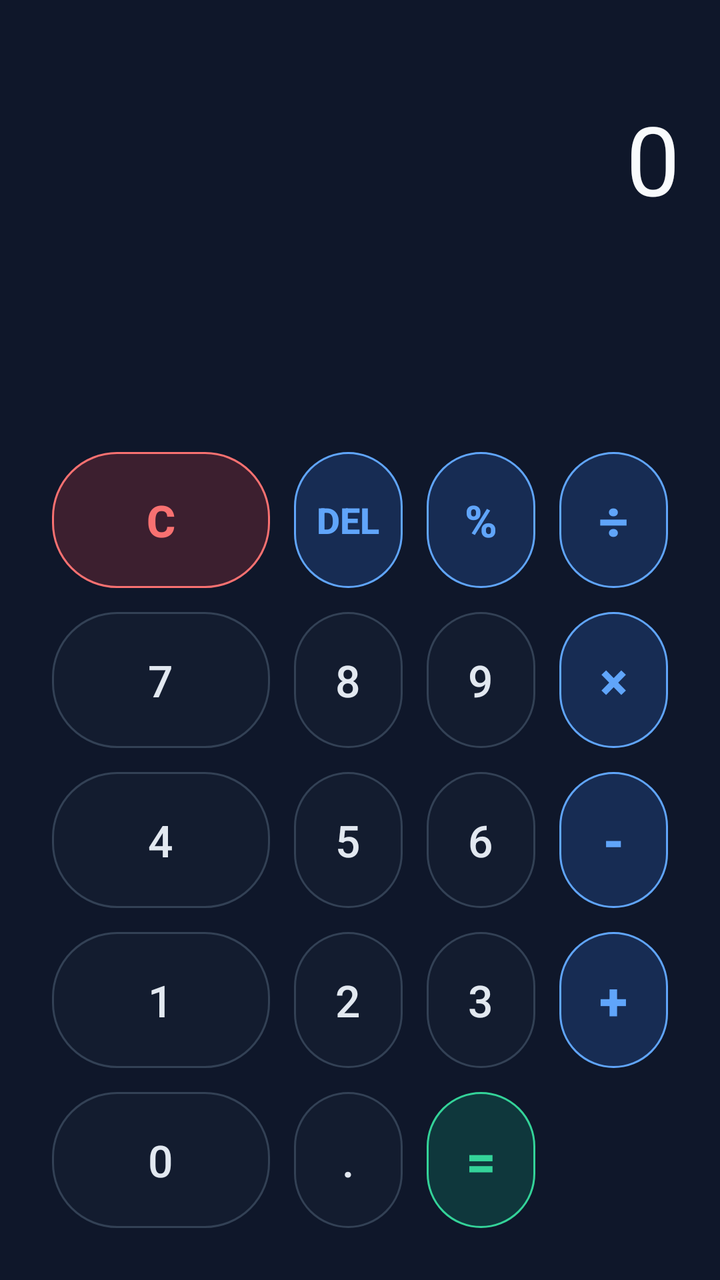
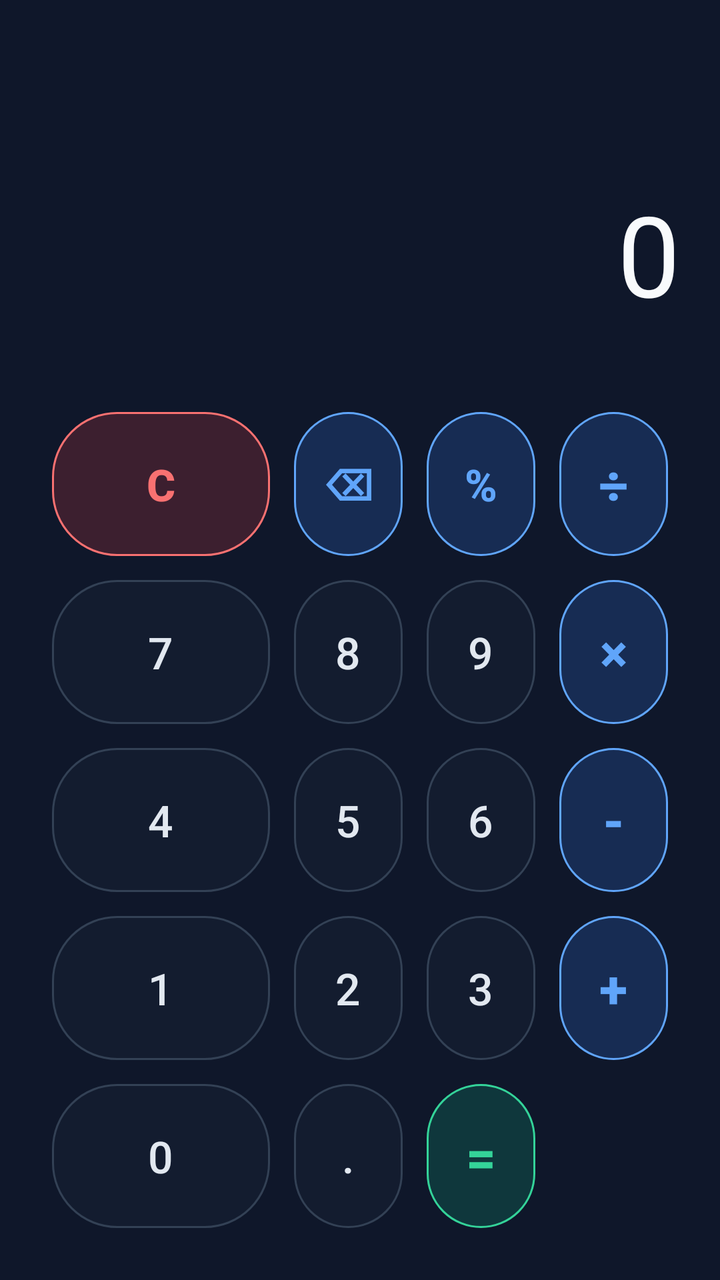

An Android layout rendered at two revisions. The XML below is the earlier revision; the diff shows what the commit changed to produce the second picture.
<!-- AndroidManifest.xml: application theme Theme.AppCompat.Light.NoActionBar -->
<!-- res/layout/activity_main.xml -->
<?xml version="1.0" encoding="utf-8"?>
<LinearLayout xmlns:android="http://schemas.android.com/apk/res/android"
    android:layout_width="match_parent"
    android:layout_height="match_parent"
    android:orientation="vertical"
    android:background="#0f172a"
    android:padding="20dp"
    android:gravity="bottom">

    <LinearLayout
        android:layout_width="match_parent"
        android:layout_height="wrap_content"
        android:orientation="vertical"
        android:gravity="end"
        android:layout_weight="1"
        android:paddingBottom="16dp">

        <TextView
            android:id="@+id/tvHistory"
            android:layout_width="match_parent"
            android:layout_height="wrap_content"
            android:gravity="end"
            android:textColor="#64748b"
            android:textSize="20sp"
            android:maxLines="1" />

        <TextView
            android:id="@+id/tvResult"
            android:layout_width="match_parent"
            android:layout_height="wrap_content"
            android:gravity="end"
            android:textColor="#f8fafc"
            android:textSize="48sp"
            android:text="0"
            android:maxLines="1"
            android:ellipsize="start" />
    </LinearLayout>

    <GridLayout
        android:layout_width="match_parent"
        android:layout_height="wrap_content"
        android:columnCount="4"
        android:rowCount="5"
        android:alignmentMode="alignMargins"
        android:columnOrderPreserved="false">

        <Button android:id="@+id/btnC" android:text="C" style="@style/Widget.AppCompat.Button.Borderless" android:layout_width="0dp" android:layout_height="68dp" android:layout_columnWeight="1" android:layout_rowWeight="1" android:layout_margin="6dp" android:background="@drawable/rounded_clear" android:textColor="#f87171" android:textSize="22sp" android:textStyle="bold"/>
        <Button android:id="@+id/btnDel" android:text="DEL" style="@style/Widget.AppCompat.Button.Borderless" android:layout_width="0dp" android:layout_height="68dp" android:layout_columnWeight="1" android:layout_rowWeight="1" android:layout_margin="6dp" android:background="@drawable/rounded_operator" android:textColor="#60a5fa" android:textSize="18sp" android:textStyle="bold"/>
        <Button android:id="@+id/btnMod" android:text="%" style="@style/Widget.AppCompat.Button.Borderless" android:layout_width="0dp" android:layout_height="68dp" android:layout_columnWeight="1" android:layout_rowWeight="1" android:layout_margin="6dp" android:background="@drawable/rounded_operator" android:textColor="#60a5fa" android:textSize="22sp" android:textStyle="bold"/>
        <Button android:id="@+id/btnDiv" android:text="÷" style="@style/Widget.AppCompat.Button.Borderless" android:layout_width="0dp" android:layout_height="68dp" android:layout_columnWeight="1" android:layout_rowWeight="1" android:layout_margin="6dp" android:background="@drawable/rounded_operator" android:textColor="#60a5fa" android:textSize="26sp" android:textStyle="bold"/>

        <Button android:id="@+id/btn7" android:text="7" style="@style/Widget.AppCompat.Button.Borderless" android:layout_width="0dp" android:layout_height="68dp" android:layout_columnWeight="1" android:layout_rowWeight="1" android:layout_margin="6dp" android:background="@drawable/rounded_button" android:textColor="#e2e8f0" android:textSize="22sp"/>
        <Button android:id="@+id/btn8" android:text="8" style="@style/Widget.AppCompat.Button.Borderless" android:layout_width="0dp" android:layout_height="68dp" android:layout_columnWeight="1" android:layout_rowWeight="1" android:layout_margin="6dp" android:background="@drawable/rounded_button" android:textColor="#e2e8f0" android:textSize="22sp"/>
        <Button android:id="@+id/btn9" android:text="9" style="@style/Widget.AppCompat.Button.Borderless" android:layout_width="0dp" android:layout_height="68dp" android:layout_columnWeight="1" android:layout_rowWeight="1" android:layout_margin="6dp" android:background="@drawable/rounded_button" android:textColor="#e2e8f0" android:textSize="22sp"/>
        <Button android:id="@+id/btnMul" android:text="×" style="@style/Widget.AppCompat.Button.Borderless" android:layout_width="0dp" android:layout_height="68dp" android:layout_columnWeight="1" android:layout_rowWeight="1" android:layout_margin="6dp" android:background="@drawable/rounded_operator" android:textColor="#60a5fa" android:textSize="26sp" android:textStyle="bold"/>

        <Button android:id="@+id/btn4" android:text="4" style="@style/Widget.AppCompat.Button.Borderless" android:layout_width="0dp" android:layout_height="68dp" android:layout_columnWeight="1" android:layout_rowWeight="1" android:layout_margin="6dp" android:background="@drawable/rounded_button" android:textColor="#e2e8f0" android:textSize="22sp"/>
        <Button android:id="@+id/btn5" android:text="5" style="@style/Widget.AppCompat.Button.Borderless" android:layout_width="0dp" android:layout_height="68dp" android:layout_columnWeight="1" android:layout_rowWeight="1" android:layout_margin="6dp" android:background="@drawable/rounded_button" android:textColor="#e2e8f0" android:textSize="22sp"/>
        <Button android:id="@+id/btn6" android:text="6" style="@style/Widget.AppCompat.Button.Borderless" android:layout_width="0dp" android:layout_height="68dp" android:layout_columnWeight="1" android:layout_rowWeight="1" android:layout_margin="6dp" android:background="@drawable/rounded_button" android:textColor="#e2e8f0" android:textSize="22sp"/>
        <Button android:id="@+id/btnSub" android:text="-" style="@style/Widget.AppCompat.Button.Borderless" android:layout_width="0dp" android:layout_height="68dp" android:layout_columnWeight="1" android:layout_rowWeight="1" android:layout_margin="6dp" android:background="@drawable/rounded_operator" android:textColor="#60a5fa" android:textSize="26sp" android:textStyle="bold"/>

        <Button android:id="@+id/btn1" android:text="1" style="@style/Widget.AppCompat.Button.Borderless" android:layout_width="0dp" android:layout_height="68dp" android:layout_columnWeight="1" android:layout_rowWeight="1" android:layout_margin="6dp" android:background="@drawable/rounded_button" android:textColor="#e2e8f0" android:textSize="22sp"/>
        <Button android:id="@+id/btn2" android:text="2" style="@style/Widget.AppCompat.Button.Borderless" android:layout_width="0dp" android:layout_height="68dp" android:layout_columnWeight="1" android:layout_rowWeight="1" android:layout_margin="6dp" android:background="@drawable/rounded_button" android:textColor="#e2e8f0" android:textSize="22sp"/>
        <Button android:id="@+id/btn3" android:text="3" style="@style/Widget.AppCompat.Button.Borderless" android:layout_width="0dp" android:layout_height="68dp" android:layout_columnWeight="1" android:layout_rowWeight="1" android:layout_margin="6dp" android:background="@drawable/rounded_button" android:textColor="#e2e8f0" android:textSize="22sp"/>
        <Button android:id="@+id/btnAdd" android:text="+" style="@style/Widget.AppCompat.Button.Borderless" android:layout_width="0dp" android:layout_height="68dp" android:layout_columnWeight="1" android:layout_rowWeight="1" android:layout_margin="6dp" android:background="@drawable/rounded_operator" android:textColor="#60a5fa" android:textSize="26sp" android:textStyle="bold"/>

        <Button android:id="@+id/btn0" android:text="0" style="@style/Widget.AppCompat.Button.Borderless" android:layout_width="0dp" android:layout_height="68dp" android:layout_columnWeight="2" android:layout_rowWeight="1" android:layout_margin="6dp" android:background="@drawable/rounded_button" android:textColor="#e2e8f0" android:textSize="22sp"/>
        <Button android:id="@+id/btnDot" android:text="." style="@style/Widget.AppCompat.Button.Borderless" android:layout_width="0dp" android:layout_height="68dp" android:layout_columnWeight="1" android:layout_rowWeight="1" android:layout_margin="6dp" android:background="@drawable/rounded_button" android:textColor="#e2e8f0" android:textSize="22sp"/>
        <Button android:id="@+id/btnEqual" android:text="=" style="@style/Widget.AppCompat.Button.Borderless" android:layout_width="0dp" android:layout_height="68dp" android:layout_columnWeight="1" android:layout_rowWeight="1" android:layout_margin="6dp" android:background="@drawable/rounded_equal" android:textColor="#34d399" android:textSize="26sp" android:textStyle="bold"/>

    </GridLayout>
</LinearLayout>
<!-- resources referenced by this layout -->
<resources>
  <!-- drawable rounded_button (drawable) -->
  <?xml version="1.0" encoding="utf-8"?>
  <ripple xmlns:android="http://schemas.android.com/apk/res/android"
      android:color="#33ffffff">
      <item>
          <shape android:shape="rectangle">
              <corners android:radius="32dp"/>
              <solid android:color="#22334155"/>
              <stroke android:width="1dp" android:color="#334155"/>
          </shape>
      </item>
  </ripple>
  <!-- drawable rounded_clear (drawable) -->
  <?xml version="1.0" encoding="utf-8"?>
  <ripple xmlns:android="http://schemas.android.com/apk/res/android"
      android:color="#33ffffff">
      <item>
          <shape android:shape="rectangle">
              <corners android:radius="32dp"/>
              <solid android:color="#33ef4444"/>
              <stroke android:width="1dp" android:color="#f87171"/>
          </shape>
      </item>
  </ripple>
  <!-- drawable rounded_equal (drawable) -->
  <?xml version="1.0" encoding="utf-8"?>
  <ripple xmlns:android="http://schemas.android.com/apk/res/android"
      android:color="#33ffffff">
      <item>
          <shape android:shape="rectangle">
              <corners android:radius="32dp"/>
              <solid android:color="#3310b981"/>
              <stroke android:width="1dp" android:color="#34d399"/>
          </shape>
      </item>
  </ripple>
  <!-- drawable rounded_operator (drawable) -->
  <?xml version="1.0" encoding="utf-8"?>
  <ripple xmlns:android="http://schemas.android.com/apk/res/android"
      android:color="#33ffffff">
      <item>
          <shape android:shape="rectangle">
              <corners android:radius="32dp"/>
              <solid android:color="#333b82f6"/>
              <stroke android:width="1dp" android:color="#60a5fa"/>
          </shape>
      </item>
  </ripple>
</resources>

<!-- the commit's change to res/layout/activity_main.xml (unified diff, before → after) -->
@@ -13,7 +13,8 @@
         android:orientation="vertical"
         android:gravity="end"
         android:layout_weight="1"
-        android:paddingBottom="16dp">
+        android:paddingBottom="24dp"
+        android:paddingTop="40dp">
 
         <TextView
             android:id="@+id/tvHistory"
@@ -21,7 +22,7 @@
             android:layout_height="wrap_content"
             android:gravity="end"
             android:textColor="#64748b"
-            android:textSize="20sp"
+            android:textSize="22sp"
             android:maxLines="1" />
 
         <TextView
@@ -30,7 +31,7 @@
             android:layout_height="wrap_content"
             android:gravity="end"
             android:textColor="#f8fafc"
-            android:textSize="48sp"
+            android:textSize="56sp"
             android:text="0"
             android:maxLines="1"
             android:ellipsize="start" />
@@ -44,29 +45,29 @@
         android:alignmentMode="alignMargins"
         android:columnOrderPreserved="false">
 
-        <Button android:id="@+id/btnC" android:text="C" style="@style/Widget.AppCompat.Button.Borderless" android:layout_width="0dp" android:layout_height="68dp" android:layout_columnWeight="1" android:layout_rowWeight="1" android:layout_margin="6dp" android:background="@drawable/rounded_clear" android:textColor="#f87171" android:textSize="22sp" android:textStyle="bold"/>
-        <Button android:id="@+id/btnDel" android:text="DEL" style="@style/Widget.AppCompat.Button.Borderless" android:layout_width="0dp" android:layout_height="68dp" android:layout_columnWeight="1" android:layout_rowWeight="1" android:layout_margin="6dp" android:background="@drawable/rounded_operator" android:textColor="#60a5fa" android:textSize="18sp" android:textStyle="bold"/>
-        <Button android:id="@+id/btnMod" android:text="%" style="@style/Widget.AppCompat.Button.Borderless" android:layout_width="0dp" android:layout_height="68dp" android:layout_columnWeight="1" android:layout_rowWeight="1" android:layout_margin="6dp" android:background="@drawable/rounded_operator" android:textColor="#60a5fa" android:textSize="22sp" android:textStyle="bold"/>
-        <Button android:id="@+id/btnDiv" android:text="÷" style="@style/Widget.AppCompat.Button.Borderless" android:layout_width="0dp" android:layout_height="68dp" android:layout_columnWeight="1" android:layout_rowWeight="1" android:layout_margin="6dp" android:background="@drawable/rounded_operator" android:textColor="#60a5fa" android:textSize="26sp" android:textStyle="bold"/>
+        <Button android:id="@+id/btnC" android:text="C" style="@style/Widget.AppCompat.Button.Borderless" android:layout_width="0dp" android:layout_height="72dp" android:layout_columnWeight="1" android:layout_rowWeight="1" android:layout_margin="6dp" android:background="@drawable/rounded_clear" android:textColor="#f87171" android:textSize="22sp" android:textStyle="bold"/>
+        <Button android:id="@+id/btnDel" android:text="⌫" style="@style/Widget.AppCompat.Button.Borderless" android:layout_width="0dp" android:layout_height="72dp" android:layout_columnWeight="1" android:layout_rowWeight="1" android:layout_margin="6dp" android:background="@drawable/rounded_operator" android:textColor="#60a5fa" android:textSize="22sp" android:textStyle="bold"/>
+        <Button android:id="@+id/btnMod" android:text="%" style="@style/Widget.AppCompat.Button.Borderless" android:layout_width="0dp" android:layout_height="72dp" android:layout_columnWeight="1" android:layout_rowWeight="1" android:layout_margin="6dp" android:background="@drawable/rounded_operator" android:textColor="#60a5fa" android:textSize="22sp" android:textStyle="bold"/>
+        <Button android:id="@+id/btnDiv" android:text="÷" style="@style/Widget.AppCompat.Button.Borderless" android:layout_width="0dp" android:layout_height="72dp" android:layout_columnWeight="1" android:layout_rowWeight="1" android:layout_margin="6dp" android:background="@drawable/rounded_operator" android:textColor="#60a5fa" android:textSize="26sp" android:textStyle="bold"/>
 
-        <Button android:id="@+id/btn7" android:text="7" style="@style/Widget.AppCompat.Button.Borderless" android:layout_width="0dp" android:layout_height="68dp" android:layout_columnWeight="1" android:layout_rowWeight="1" android:layout_margin="6dp" android:background="@drawable/rounded_button" android:textColor="#e2e8f0" android:textSize="22sp"/>
-        <Button android:id="@+id/btn8" android:text="8" style="@style/Widget.AppCompat.Button.Borderless" android:layout_width="0dp" android:layout_height="68dp" android:layout_columnWeight="1" android:layout_rowWeight="1" android:layout_margin="6dp" android:background="@drawable/rounded_button" android:textColor="#e2e8f0" android:textSize="22sp"/>
-        <Button android:id="@+id/btn9" android:text="9" style="@style/Widget.AppCompat.Button.Borderless" android:layout_width="0dp" android:layout_height="68dp" android:layout_columnWeight="1" android:layout_rowWeight="1" android:layout_margin="6dp" android:background="@drawable/rounded_button" android:textColor="#e2e8f0" android:textSize="22sp"/>
-        <Button android:id="@+id/btnMul" android:text="×" style="@style/Widget.AppCompat.Button.Borderless" android:layout_width="0dp" android:layout_height="68dp" android:layout_columnWeight="1" android:layout_rowWeight="1" android:layout_margin="6dp" android:background="@drawable/rounded_operator" android:textColor="#60a5fa" android:textSize="26sp" android:textStyle="bold"/>
+        <Button android:id="@+id/btn7" android:text="7" style="@style/Widget.AppCompat.Button.Borderless" android:layout_width="0dp" android:layout_height="72dp" android:layout_columnWeight="1" android:layout_rowWeight="1" android:layout_margin="6dp" android:background="@drawable/rounded_button" android:textColor="#e2e8f0" android:textSize="22sp"/>
+        <Button android:id="@+id/btn8" android:text="8" style="@style/Widget.AppCompat.Button.Borderless" android:layout_width="0dp" android:layout_height="72dp" android:layout_columnWeight="1" android:layout_rowWeight="1" android:layout_margin="6dp" android:background="@drawable/rounded_button" android:textColor="#e2e8f0" android:textSize="22sp"/>
+        <Button android:id="@+id/btn9" android:text="9" style="@style/Widget.AppCompat.Button.Borderless" android:layout_width="0dp" android:layout_height="72dp" android:layout_columnWeight="1" android:layout_rowWeight="1" android:layout_margin="6dp" android:background="@drawable/rounded_button" android:textColor="#e2e8f0" android:textSize="22sp"/>
+        <Button android:id="@+id/btnMul" android:text="×" style="@style/Widget.AppCompat.Button.Borderless" android:layout_width="0dp" android:layout_height="72dp" android:layout_columnWeight="1" android:layout_rowWeight="1" android:layout_margin="6dp" android:background="@drawable/rounded_operator" android:textColor="#60a5fa" android:textSize="26sp" android:textStyle="bold"/>
 
-        <Button android:id="@+id/btn4" android:text="4" style="@style/Widget.AppCompat.Button.Borderless" android:layout_width="0dp" android:layout_height="68dp" android:layout_columnWeight="1" android:layout_rowWeight="1" android:layout_margin="6dp" android:background="@drawable/rounded_button" android:textColor="#e2e8f0" android:textSize="22sp"/>
-        <Button android:id="@+id/btn5" android:text="5" style="@style/Widget.AppCompat.Button.Borderless" android:layout_width="0dp" android:layout_height="68dp" android:layout_columnWeight="1" android:layout_rowWeight="1" android:layout_margin="6dp" android:background="@drawable/rounded_button" android:textColor="#e2e8f0" android:textSize="22sp"/>
-        <Button android:id="@+id/btn6" android:text="6" style="@style/Widget.AppCompat.Button.Borderless" android:layout_width="0dp" android:layout_height="68dp" android:layout_columnWeight="1" android:layout_rowWeight="1" android:layout_margin="6dp" android:background="@drawable/rounded_button" android:textColor="#e2e8f0" android:textSize="22sp"/>
-        <Button android:id="@+id/btnSub" android:text="-" style="@style/Widget.AppCompat.Button.Borderless" android:layout_width="0dp" android:layout_height="68dp" android:layout_columnWeight="1" android:layout_rowWeight="1" android:layout_margin="6dp" android:background="@drawable/rounded_operator" android:textColor="#60a5fa" android:textSize="26sp" android:textStyle="bold"/>
+        <Button android:id="@+id/btn4" android:text="4" style="@style/Widget.AppCompat.Button.Borderless" android:layout_width="0dp" android:layout_height="72dp" android:layout_columnWeight="1" android:layout_rowWeight="1" android:layout_margin="6dp" android:background="@drawable/rounded_button" android:textColor="#e2e8f0" android:textSize="22sp"/>
+        <Button android:id="@+id/btn5" android:text="5" style="@style/Widget.AppCompat.Button.Borderless" android:layout_width="0dp" android:layout_height="72dp" android:layout_columnWeight="1" android:layout_rowWeight="1" android:layout_margin="6dp" android:background="@drawable/rounded_button" android:textColor="#e2e8f0" android:textSize="22sp"/>
+        <Button android:id="@+id/btn6" android:text="6" style="@style/Widget.AppCompat.Button.Borderless" android:layout_width="0dp" android:layout_height="72dp" android:layout_columnWeight="1" android:layout_rowWeight="1" android:layout_margin="6dp" android:background="@drawable/rounded_button" android:textColor="#e2e8f0" android:textSize="22sp"/>
+        <Button android:id="@+id/btnSub" android:text="-" style="@style/Widget.AppCompat.Button.Borderless" android:layout_width="0dp" android:layout_height="72dp" android:layout_columnWeight="1" android:layout_rowWeight="1" android:layout_margin="6dp" android:background="@drawable/rounded_operator" android:textColor="#60a5fa" android:textSize="26sp" android:textStyle="bold"/>
 
-        <Button android:id="@+id/btn1" android:text="1" style="@style/Widget.AppCompat.Button.Borderless" android:layout_width="0dp" android:layout_height="68dp" android:layout_columnWeight="1" android:layout_rowWeight="1" android:layout_margin="6dp" android:background="@drawable/rounded_button" android:textColor="#e2e8f0" android:textSize="22sp"/>
-        <Button android:id="@+id/btn2" android:text="2" style="@style/Widget.AppCompat.Button.Borderless" android:layout_width="0dp" android:layout_height="68dp" android:layout_columnWeight="1" android:layout_rowWeight="1" android:layout_margin="6dp" android:background="@drawable/rounded_button" android:textColor="#e2e8f0" android:textSize="22sp"/>
-        <Button android:id="@+id/btn3" android:text="3" style="@style/Widget.AppCompat.Button.Borderless" android:layout_width="0dp" android:layout_height="68dp" android:layout_columnWeight="1" android:layout_rowWeight="1" android:layout_margin="6dp" android:background="@drawable/rounded_button" android:textColor="#e2e8f0" android:textSize="22sp"/>
-        <Button android:id="@+id/btnAdd" android:text="+" style="@style/Widget.AppCompat.Button.Borderless" android:layout_width="0dp" android:layout_height="68dp" android:layout_columnWeight="1" android:layout_rowWeight="1" android:layout_margin="6dp" android:background="@drawable/rounded_operator" android:textColor="#60a5fa" android:textSize="26sp" android:textStyle="bold"/>
+        <Button android:id="@+id/btn1" android:text="1" style="@style/Widget.AppCompat.Button.Borderless" android:layout_width="0dp" android:layout_height="72dp" android:layout_columnWeight="1" android:layout_rowWeight="1" android:layout_margin="6dp" android:background="@drawable/rounded_button" android:textColor="#e2e8f0" android:textSize="22sp"/>
+        <Button android:id="@+id/btn2" android:text="2" style="@style/Widget.AppCompat.Button.Borderless" android:layout_width="0dp" android:layout_height="72dp" android:layout_columnWeight="1" android:layout_rowWeight="1" android:layout_margin="6dp" android:background="@drawable/rounded_button" android:textColor="#e2e8f0" android:textSize="22sp"/>
+        <Button android:id="@+id/btn3" android:text="3" style="@style/Widget.AppCompat.Button.Borderless" android:layout_width="0dp" android:layout_height="72dp" android:layout_columnWeight="1" android:layout_rowWeight="1" android:layout_margin="6dp" android:background="@drawable/rounded_button" android:textColor="#e2e8f0" android:textSize="22sp"/>
+        <Button android:id="@+id/btnAdd" android:text="+" style="@style/Widget.AppCompat.Button.Borderless" android:layout_width="0dp" android:layout_height="72dp" android:layout_columnWeight="1" android:layout_rowWeight="1" android:layout_margin="6dp" android:background="@drawable/rounded_operator" android:textColor="#60a5fa" android:textSize="26sp" android:textStyle="bold"/>
 
-        <Button android:id="@+id/btn0" android:text="0" style="@style/Widget.AppCompat.Button.Borderless" android:layout_width="0dp" android:layout_height="68dp" android:layout_columnWeight="2" android:layout_rowWeight="1" android:layout_margin="6dp" android:background="@drawable/rounded_button" android:textColor="#e2e8f0" android:textSize="22sp"/>
-        <Button android:id="@+id/btnDot" android:text="." style="@style/Widget.AppCompat.Button.Borderless" android:layout_width="0dp" android:layout_height="68dp" android:layout_columnWeight="1" android:layout_rowWeight="1" android:layout_margin="6dp" android:background="@drawable/rounded_button" android:textColor="#e2e8f0" android:textSize="22sp"/>
-        <Button android:id="@+id/btnEqual" android:text="=" style="@style/Widget.AppCompat.Button.Borderless" android:layout_width="0dp" android:layout_height="68dp" android:layout_columnWeight="1" android:layout_rowWeight="1" android:layout_margin="6dp" android:background="@drawable/rounded_equal" android:textColor="#34d399" android:textSize="26sp" android:textStyle="bold"/>
+        <Button android:id="@+id/btn0" android:text="0" style="@style/Widget.AppCompat.Button.Borderless" android:layout_width="0dp" android:layout_height="72dp" android:layout_columnWeight="2" android:layout_rowWeight="1" android:layout_margin="6dp" android:background="@drawable/rounded_button" android:textColor="#e2e8f0" android:textSize="22sp"/>
+        <Button android:id="@+id/btnDot" android:text="." style="@style/Widget.AppCompat.Button.Borderless" android:layout_width="0dp" android:layout_height="72dp" android:layout_columnWeight="1" android:layout_rowWeight="1" android:layout_margin="6dp" android:background="@drawable/rounded_button" android:textColor="#e2e8f0" android:textSize="22sp"/>
+        <Button android:id="@+id/btnEqual" android:text="=" style="@style/Widget.AppCompat.Button.Borderless" android:layout_width="0dp" android:layout_height="72dp" android:layout_columnWeight="1" android:layout_rowWeight="1" android:layout_margin="6dp" android:background="@drawable/rounded_equal" android:textColor="#34d399" android:textSize="26sp" android:textStyle="bold"/>
 
     </GridLayout>
 </LinearLayout>
